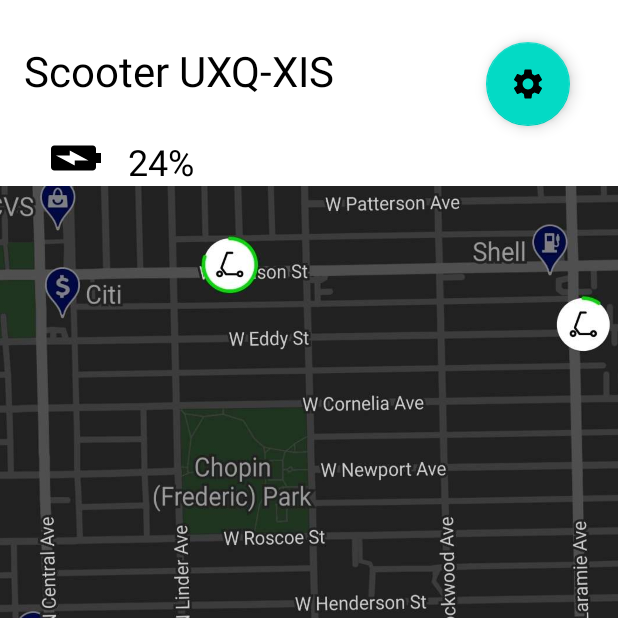
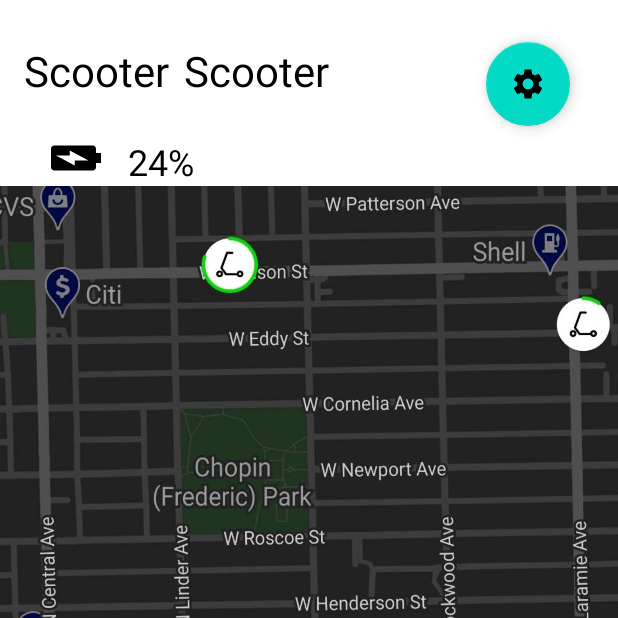
Before and after one commit to pipietrzyk/Lemon-Mobile-App, an Android app: the screen it shows after launch (MainActivity), on a phone screen of 412 x 824 dp, the top half of it. Run offline under Robolectric (Android 15) with nearby library versions, the light colour scheme and no system bars; libraries missing offline, so code that uses them is left out: com.journeyapps.barcodescanner.

Commit message:
QR Scanner fully works

```diff
--- a/app/src/main/java/com/example/scooter/HomeFragment.java
+++ b/app/src/main/java/com/example/scooter/HomeFragment.java
@@ -12,10 +12,13 @@ import android.view.LayoutInflater;
 import android.view.View;
 import android.view.ViewGroup;
 import android.widget.Button;
+import android.widget.TextView;
 
 import com.google.android.material.floatingactionbutton.FloatingActionButton;
 import com.journeyapps.barcodescanner.ScanContract;
 import com.journeyapps.barcodescanner.ScanOptions;
+
+import java.util.Random;
 
 /**
  * A simple {@link Fragment} subclass.
@@ -26,6 +29,9 @@ public class HomeFragment extends Fragment {
 
     FloatingActionButton toSettings;
     Button toScan;
+    TextView code;
+    TextView bat_percent;
+    int random;
 
     // TODO: Rename parameter arguments, choose names that match
     // the fragment initialization parameters, e.g. ARG_ITEM_NUMBER
@@ -74,6 +80,8 @@ public class HomeFragment extends Fragment {
         View v = inflater.inflate(R.layout.fragment_home, container, false);
         toSettings = v.findViewById(R.id.settings_button);
         toScan = v.findViewById(R.id.scan_button);
+        code = (TextView) v.findViewById(R.id.code);
+        bat_percent = (TextView) v.findViewById(R.id.bat_percent);
 
         toSettings.setOnClickListener(new View.OnClickListener() {
             @Override
@@ -106,7 +114,11 @@ public class HomeFragment extends Fragment {
 
     ActivityResultLauncher<ScanOptions> barLauncher = registerForActivityResult(new ScanContract(), result -> {
         if (result.getContents() != null) {
-            AlertDialog.Builder alert = new AlertDialog.Builder(getActivity());
+            code.setText(result.getContents());
+            random = new Random().nextInt(101);
+            String s = String.valueOf(random) + "%";
+            bat_percent.setText(s);
+            /*AlertDialog.Builder alert = new AlertDialog.Builder(getActivity());
             alert.setTitle("Result");
             alert.setMessage(result.getContents());
             alert.setPositiveButton("Ok", new DialogInterface.OnClickListener() {
@@ -114,7 +126,7 @@ public class HomeFragment extends Fragment {
                 public void onClick(DialogInterface dialogInterface, int i) {
                     dialogInterface.dismiss();
                 }
-            }).show();
+            }).show(); */
         }
     });
 }
--- a/app/src/main/res/layout/fragment_home.xml
+++ b/app/src/main/res/layout/fragment_home.xml
@@ -25,18 +25,31 @@
         android:layout_height="43dp"
         android:layout_marginStart="16dp"
         android:layout_marginTop="28dp"
-        android:layout_marginEnd="32dp"
         android:backgroundTint="@color/dark_grey"
-        android:text="Scooter UXQ-XIS"
+        android:text="Scooter"
+        android:textColor="@color/black"
+        android:textSize="28sp"
+        app:layout_constraintStart_toStartOf="parent"
+        app:layout_constraintTop_toTopOf="parent" />
+
+    <TextView
+        android:id="@+id/code"
+        android:layout_width="0dp"
+        android:layout_height="43dp"
+        android:layout_marginStart="10dp"
+        android:layout_marginTop="28dp"
+        android:layout_marginEnd="5dp"
+        android:backgroundTint="@color/dark_grey"
+        android:text="Scooter"
         android:textColor="@color/black"
         android:textSize="28sp"
         app:layout_constraintEnd_toStartOf="@+id/settings_button"
         app:layout_constraintHorizontal_bias="0.0"
-        app:layout_constraintStart_toStartOf="parent"
+        app:layout_constraintStart_toEndOf="@+id/textView"
         app:layout_constraintTop_toTopOf="parent" />
 
     <TextView
-        android:id="@+id/textView2"
+        android:id="@+id/bat_percent"
         android:layout_width="64dp"
         android:layout_height="30dp"
         android:layout_marginTop="20dp"
@@ -83,6 +96,6 @@
         android:src="@drawable/map"
         app:layout_constraintEnd_toEndOf="parent"
         app:layout_constraintStart_toStartOf="parent"
-        app:layout_constraintTop_toBottomOf="@+id/textView2" />
+        app:layout_constraintTop_toBottomOf="@+id/bat_percent" />
 
 </androidx.constraintlayout.widget.ConstraintLayout>
```
